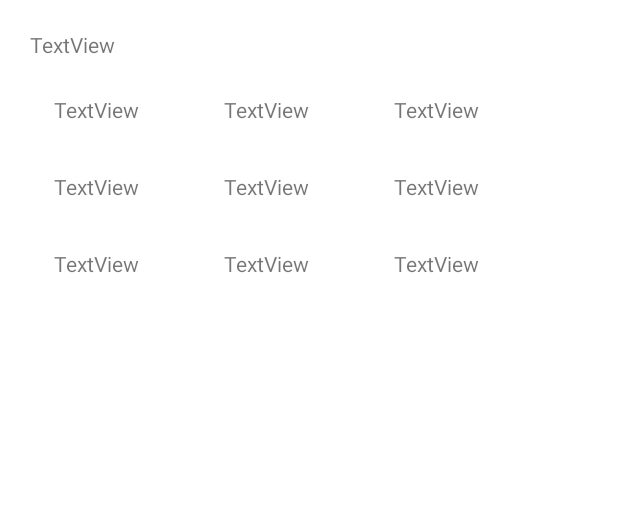
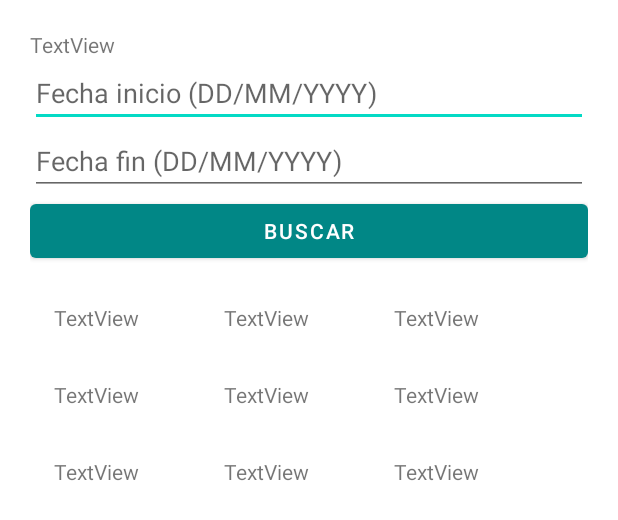
Before and after one commit to celiatj/RegistroHoras, an Android app: the layout activity_admin2.xml on its own in the app's theme, with its tools: preview values and no code run, on a phone screen of 412 x 824 dp. Shown: the top 520 px of the screen. Run offline under Robolectric (Android 15) with nearby library versions, the phone set to English and light mode, and no system bars; Roboto replaces fonts that are not available here.

Commit message:
añadido el fintro de busqueda

```diff
--- a/app/src/main/java/com/example/calculadorhoras/MiAdapter2.java
+++ b/app/src/main/java/com/example/calculadorhoras/MiAdapter2.java
@@ -16,7 +16,6 @@ import java.util.ArrayList;
 import java.util.List;
 
     public class MiAdapter2 extends RecyclerView.Adapter<MiAdapter2.ViewHolder> {
-
 
         private ArrayList<Registro> mRegistros;
 
@@ -51,7 +50,7 @@ import java.util.List;
             Registro registro = mRegistros.get(position);
             holder.mTipoTextView.setText(registro.getTipo());
             holder.mIncidenciaTextView.setText(registro.getIncidencia());
-        holder.midTextView.setText(registro.getId());
+            holder.midTextView.setText(registro.getTextoId());
         }
 
         @Override
--- a/app/src/main/res/layout/activity_admin2.xml
+++ b/app/src/main/res/layout/activity_admin2.xml
@@ -8,12 +8,31 @@
     android:padding="30px"
     tools:context=".Admin2">
 
-
     <TextView
         android:id="@+id/tvNombreUsuario"
         android:layout_width="match_parent"
         android:layout_height="wrap_content"
         android:text="TextView" />
+
+    <EditText
+        android:id="@+id/etFechaInicio"
+        android:layout_width="match_parent"
+        android:layout_height="wrap_content"
+        android:hint="Fecha inicio (DD/MM/YYYY)"
+        android:inputType="date" />
+
+    <EditText
+        android:id="@+id/etFechaFin"
+        android:layout_width="match_parent"
+        android:layout_height="wrap_content"
+        android:hint="Fecha fin (DD/MM/YYYY)"
+        android:inputType="date" />
+
+    <Button
+        android:id="@+id/btnBuscar"
+        android:layout_width="match_parent"
+        android:layout_height="wrap_content"
+        android:text="Buscar" />
 
     <androidx.recyclerview.widget.RecyclerView
         android:id="@+id/rvRegistros"
--- a/app/src/main/res/values/strings.xml
+++ b/app/src/main/res/values/strings.xml
@@ -49,6 +49,7 @@
     <string name="nav_close">Cerrar</string>
     <string name="nav_open">Abrir</string>
     <string name="salir">Salir</string>
+    <string name="falloEnLaBase">Fallo en la base de datos</string>
 
 
     <!-- <string name="anadir_fav"> Añadir a favoritos</string>-->
```
Also changed, not shown: app/src/main/java/com/example/calculadorhoras/Admin2.java (+88 -4 lines), app/src/main/java/com/example/calculadorhoras/Registro.java (+17 -0 lines).
